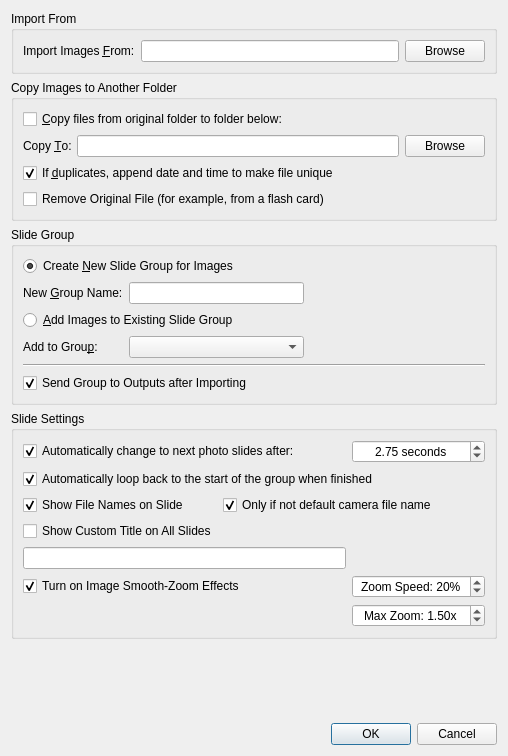
First picture: the form in src/ImageImportDialog.ui, repository google-code-export/dviz, before the edit.
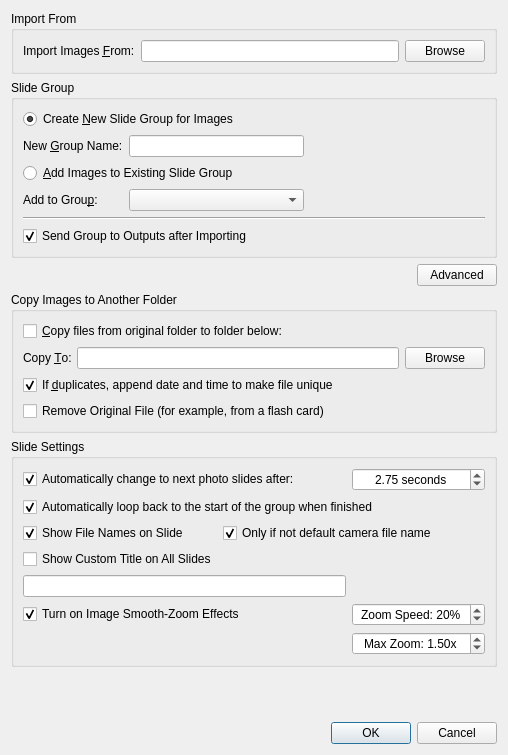
Second picture: the form after the edit.

Commit message: Made slide list and doc list auto-update wrapping. Added cache dir and resource path translation settings to AppSettings.h

```diff
--- a/src/ImageImportDialog.ui
+++ b/src/ImageImportDialog.ui
@@ -7,7 +7,7 @@
     <x>0</x>
     <y>0</y>
     <width>508</width>
-    <height>756</height>
+    <height>755</height>
    </rect>
   </property>
   <property name="windowTitle">
@@ -43,59 +43,6 @@
      </layout>
     </widget>
    </item>
-   <item>
-    <widget class="QGroupBox" name="gbCopyTo">
-     <property name="title">
-      <string>Copy Images to Another Folder</string>
-     </property>
-     <layout class="QGridLayout" name="gridLayout">
-      <item row="0" column="0" colspan="3">
-       <widget class="QCheckBox" name="copyFiles">
-        <property name="text">
-         <string>&amp;Copy files from original folder to folder below:</string>
-        </property>
-       </widget>
-      </item>
-      <item row="1" column="0">
-       <widget class="QLabel" name="label">
-        <property name="text">
-         <string>Copy &amp;To:</string>
-        </property>
-        <property name="buddy">
-         <cstring>copyToFolder</cstring>
-        </property>
-       </widget>
-      </item>
-      <item row="1" column="1">
-       <widget class="QLineEdit" name="copyToFolder"/>
-      </item>
-      <item row="1" column="2">
-       <widget class="QPushButton" name="copyToBrowse">
-        <property name="text">
-         <string>Browse</string>
-        </property>
-       </widget>
-      </item>
-      <item row="3" column="0" colspan="3">
-       <widget class="QCheckBox" name="removeOrig">
-        <property name="text">
-         <string>Remove Original File (for example, from a flash card)</string>
-        </property>
-       </widget>
-      </item>
-      <item row="2" column="0" colspan="3">
-       <widget class="QCheckBox" name="renameDuplicates">
-        <property name="text">
-         <string>If &amp;duplicates, append date and time to make file unique</string>
-        </property>
-        <property name="checked">
-         <bool>true</bool>
-        </property>
-       </widget>
-      </item>
-     </layout>
-    </widget>
-   </item>
    <item>
     <widget class="QGroupBox" name="gbSlideGroup">
      <property name="title">
@@ -179,12 +126,92 @@
     </widget>
    </item>
    <item>
-    <widget class="QGroupBox" name="groupBox">
+    <layout class="QHBoxLayout" name="horizontalLayout_2">
+     <item>
+      <spacer name="horizontalSpacer_2">
+       <property name="orientation">
+        <enum>Qt::Horizontal</enum>
+       </property>
+       <property name="sizeHint" stdset="0">
+        <size>
+         <width>40</width>
+         <height>20</height>
+        </size>
+       </property>
+      </spacer>
+     </item>
+     <item>
+      <widget class="QPushButton" name="advancedBtn">
+       <property name="text">
+        <string>Advanced</string>
+       </property>
+       <property name="checkable">
+        <bool>true</bool>
+       </property>
+      </widget>
+     </item>
+    </layout>
+   </item>
+   <item>
+    <widget class="QGroupBox" name="gbCopyTo">
+     <property name="title">
+      <string>Copy Images to Another Folder</string>
+     </property>
+     <layout class="QGridLayout" name="gridLayout">
+      <item row="0" column="0" colspan="3">
+       <widget class="QCheckBox" name="copyFiles">
+        <property name="text">
+         <string>&amp;Copy files from original folder to folder below:</string>
+        </property>
+       </widget>
+      </item>
+      <item row="1" column="0">
+       <widget class="QLabel" name="label">
+        <property name="text">
+         <string>Copy &amp;To:</string>
+        </property>
+        <property name="buddy">
+         <cstring>copyToFolder</cstring>
+        </property>
+       </widget>
+      </item>
+      <item row="1" column="1">
+       <widget class="QLineEdit" name="copyToFolder"/>
+      </item>
+      <item row="1" column="2">
+       <widget class="QPushButton" name="copyToBrowse">
+        <property name="text">
+         <string>Browse</string>
+        </property>
+       </widget>
+      </item>
+      <item row="3" column="0" colspan="3">
+       <widget class="QCheckBox" name="removeOrig">
+        <property name="text">
+         <string>Remove Original File (for example, from a flash card)</string>
+        </property>
+       </widget>
+      </item>
+      <item row="2" column="0" colspan="3">
+       <widget class="QCheckBox" name="renameDuplicates">
+        <property name="text">
+         <string>If &amp;duplicates, append date and time to make file unique</string>
+        </property>
+        <property name="checked">
+         <bool>true</bool>
+        </property>
+       </widget>
+      </item>
+     </layout>
+    </widget>
+   </item>
+   <item>
+    <widget class="QGroupBox" name="gbSlideSettings">
      <property name="title">
       <string>Slide Settings</string>
      </property>
      <layout class="QGridLayout" name="gridLayout_3">
-      <item row="0" column="0" colspan="2">
+      <item row="1" column="0" colspan="2">
        <widget class="QCheckBox" name="flagAutoChange">
         <property name="text">
          <string>Automatically change to next photo slides after:</string>
@@ -194,7 +221,7 @@
         </property>
        </widget>
       </item>
-      <item row="2" column="0">
+      <item row="3" column="0">
        <widget class="QCheckBox" name="flagShowNames">
         <property name="text">
          <string>Show File Names on Slide</string>
@@ -204,7 +231,7 @@
         </property>
        </widget>
       </item>
-      <item row="1" column="0" colspan="3">
+      <item row="2" column="0" colspan="3">
        <widget class="QCheckBox" name="flagLoop">
         <property name="text">
          <string>Automatically loop back to the start of the group when finished</string>
@@ -214,7 +241,7 @@
         </property>
        </widget>
       </item>
-      <item row="0" column="2">
+      <item row="1" column="2">
        <widget class="QDoubleSpinBox" name="changeTime">
         <property name="alignment">
          <set>Qt::AlignCenter</set>
@@ -227,7 +254,7 @@
         </property>
        </widget>
       </item>
-      <item row="6" column="0" colspan="2">
+      <item row="7" column="0" colspan="2">
        <widget class="QCheckBox" name="zoomImage">
         <property name="text">
          <string>Turn on Image Smooth-Zoom Effects</string>
@@ -237,7 +264,7 @@
         </property>
        </widget>
       </item>
-      <item row="2" column="1" colspan="2">
+      <item row="3" column="1" colspan="2">
        <widget class="QCheckBox" name="flagNotDefault">
         <property name="text">
          <string>Only if not default camera file name</string>
@@ -247,7 +274,7 @@
         </property>
        </widget>
       </item>
-      <item row="7" column="2">
+      <item row="8" column="2">
        <widget class="QDoubleSpinBox" name="zoomFactor">
         <property name="alignment">
          <set>Qt::AlignCenter</set>
@@ -272,7 +299,7 @@
         </property>
        </widget>
       </item>
-      <item row="6" column="2">
+      <item row="7" column="2">
        <widget class="QSpinBox" name="zoomSpeed">
         <property name="alignment">
          <set>Qt::AlignCenter</set>
@@ -294,14 +321,14 @@
         </property>
        </widget>
       </item>
-      <item row="3" column="0">
+      <item row="4" column="0">
        <widget class="QCheckBox" name="addCustomTitle">
         <property name="text">
          <string>Show Custom Title on All Slides</string>
         </property>
        </widget>
       </item>
-      <item row="5" column="0" colspan="2">
+      <item row="6" column="0" colspan="2">
        <widget class="QLineEdit" name="customTitle"/>
       </item>
      </layout>
```
Left out of the diff: 78 changed lines with no effect on the pictures. The commit also changes 18 other files.
